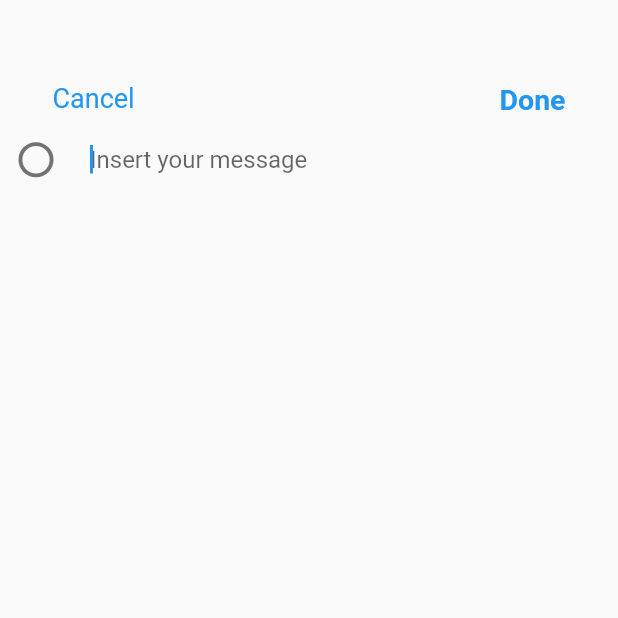
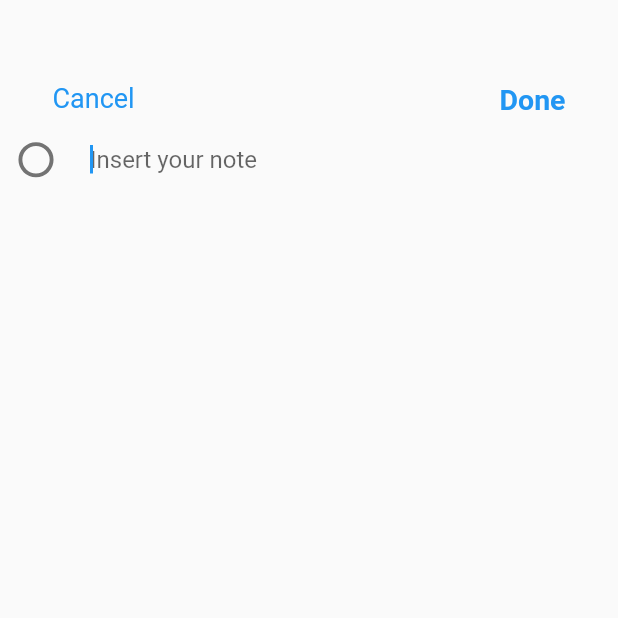
Before and after one commit to spaceman1412/todolist-flutter, a Flutter app: the screen it shows after launch, on a phone screen of 412 x 824 dp, the top half of it. Run offline on Flutter 3.47's test engine with Material 2 defaults, Android fonts, the phone set to English and light mode, and no system bars.

Commit message:
Add note to variable data

```diff
--- a/lib/screens/add_note.dart
+++ b/lib/screens/add_note.dart
@@ -1,9 +1,8 @@
 import 'package:flutter/material.dart';
 import '../widgets/text_section.dart';
+import '../widgets/data.dart';
 
 class AddNoteScreen extends StatelessWidget {
-  const AddNoteScreen({Key? key}) : super(key: key);
-
   @override
   Widget build(BuildContext context) {
     return Scaffold(
@@ -22,16 +21,14 @@ class AddNoteScreen extends StatelessWidget {
 }
 
 class textBox extends StatelessWidget {
-  const textBox({
-    Key? key,
-  }) : super(key: key);
+  int initialID = 0;
 
   @override
   Widget build(BuildContext context) {
     return Expanded(
         child: TextField(
       decoration: InputDecoration(
-          hintText: "Insert your message",
+          hintText: "Insert your note",
           filled: true,
           fillColor: Colors.transparent,
           focusedBorder: OutlineInputBorder(
@@ -42,6 +39,11 @@ class textBox extends StatelessWidget {
       autofocus: true,
       keyboardType: TextInputType.multiline,
       maxLines: null,
+      textInputAction: TextInputAction.done,
+      onSubmitted: (String value) {
+        Data.getNote(initialID, value);
+        initialID++;
+      },
     ));
   }
 }
@@ -67,6 +69,10 @@ class btnEdit extends StatelessWidget {
         ),
         Padding(
           padding: EdgeInsets.fromLTRB(314, 55, 16, 0),
+          child: GestureDetector(
+            onTap: () {
+              print('Tapped');
+            },
             child: Text(
               'Done',
               style: TextStyle(
@@ -76,6 +82,7 @@ class btnEdit extends StatelessWidget {
               ),
             ),
           ),
+        ),
       ],
     );
   }
--- /dev/null
+++ b/lib/widgets/data.dart
@@ -0,0 +1,9 @@
+import './note.dart';
+
+class Data {
+  static List<Note> data = [];
+
+  static void getNote(int noteId, String note) {
+    data = [...data, Note(noteId, note)];
+  }
+}
--- /dev/null
+++ b/lib/widgets/note.dart
@@ -0,0 +1,10 @@
+class Note {
+  final int id;
+  final String value;
+
+  String toString() {
+    return 'Note:{id:${id}, value:${value}}';
+  }
+
+  Note(this.id, this.value);
+}
```
Lines whose indentation alone changed are shown as unchanged.
